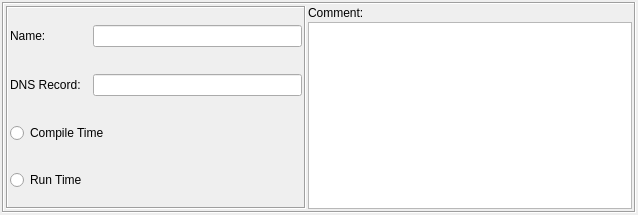
The window that src/gui/dnsnamedialog_q.ui (fwbuilder/fwbuilder) describes before a commit, drawn with Qt 5.
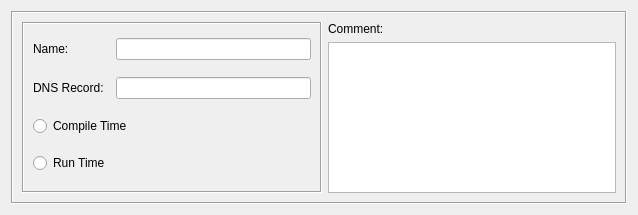
The same window after the commit.

Commit message: See #501 Finally cleaned up dialog layout for all object dialogs. Had to remove default margin and spacing in the "form setting" for each dialog

Diff of the .ui file:
```diff
--- a/src/gui/dnsnamedialog_q.ui
+++ b/src/gui/dnsnamedialog_q.ui
@@ -12,19 +12,8 @@
   <property name="windowTitle" >
    <string>DNS Name</string>
   </property>
-  <layout class="QGridLayout" >
-   <property name="margin" >
-    <number>2</number>
-   </property>
-   <property name="spacing" >
-    <number>2</number>
-   </property>
+  <layout class="QGridLayout" name="gridLayout" >
    <item row="0" column="0" >
-    <layout class="QVBoxLayout" >
-     <property name="spacing" >
-      <number>2</number>
-     </property>
-     <item>
       <widget class="QFrame" name="frame7" >
        <property name="frameShape" >
         <enum>QFrame::Box</enum>
@@ -171,10 +160,7 @@
       </widget>
      </item>
     </layout>
-   </item>
-  </layout>
  </widget>
- <layoutdefault spacing="2" margin="2" />
  <tabstops>
   <tabstop>obj_name</tabstop>
   <tabstop>dnsrec</tabstop>
```
Left out of the diff: 1 changed line with no effect on the pictures. Lines whose indentation alone changed are shown as unchanged. The commit also changes 30 other files.
